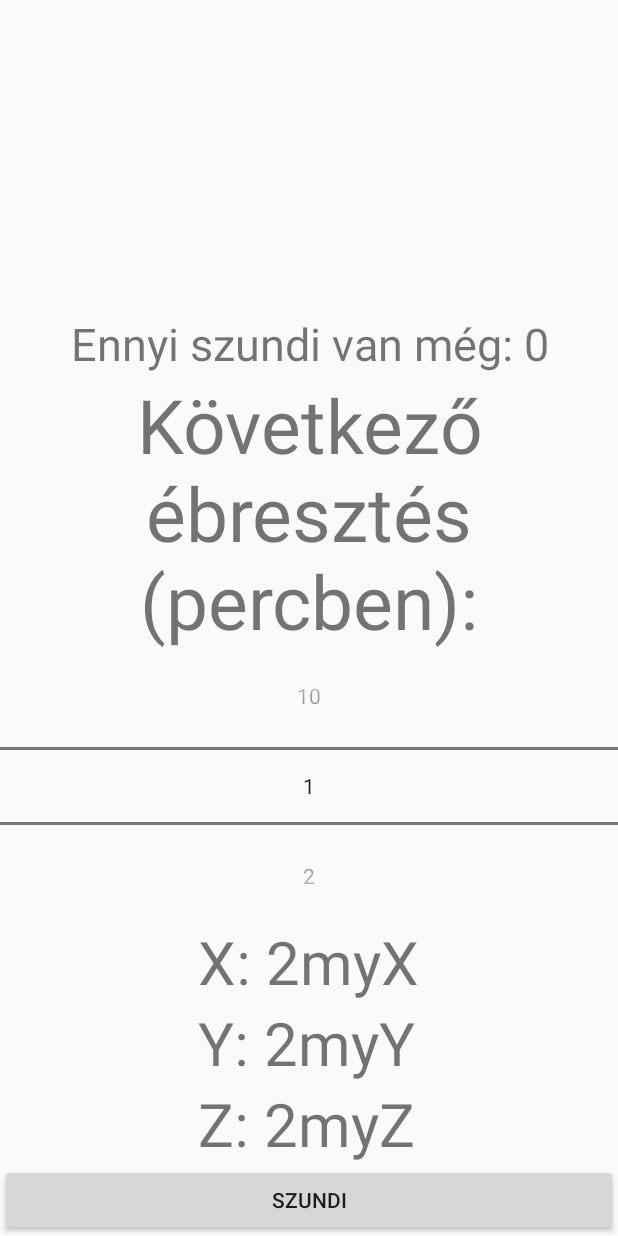
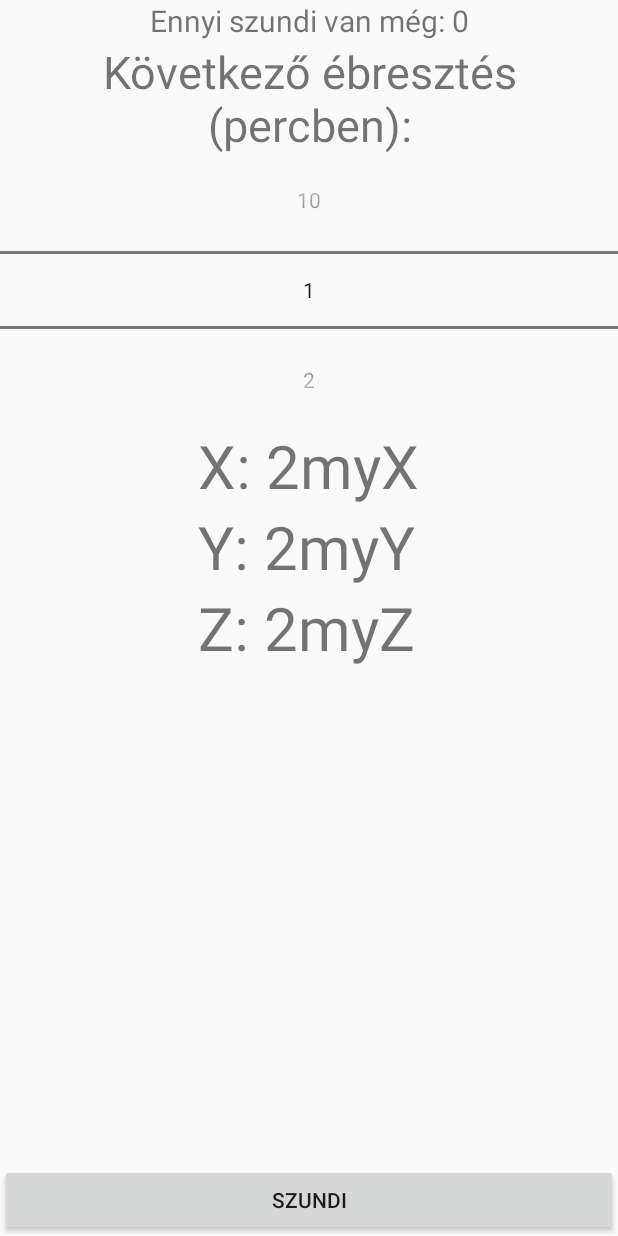
Before and after one commit to balintgondos/Gondos_Hidvegi, an Android app: the Megjelenik screen opened directly, with no data from a screen before it, on a phone screen of 412 x 824 dp. Run offline under Robolectric (Android 15) with nearby library versions, the phone set to English and light mode, and no system bars.

Commit message:
utolsó javítások

```diff
--- a/app/src/main/java/hu/uniobuda/nik/gondos_hidvegi/EbresztoBroadcast.java
+++ b/app/src/main/java/hu/uniobuda/nik/gondos_hidvegi/EbresztoBroadcast.java
@@ -16,6 +16,10 @@ public class EbresztoBroadcast extends BroadcastReceiver {
         Intent i = new Intent();
         i.setClassName("hu.uniobuda.nik.gondos_hidvegi","hu.uniobuda.nik.gondos_hidvegi.Megjelenik");
         i.setFlags(Intent.FLAG_ACTIVITY_NEW_TASK);
+        if(intent.getLongExtra("ebresztesid",0)!=0)
+        {
+            i.putExtra("id",intent.getLongExtra("ebresztesid",0));
+        }
         if(intent.getIntExtra("szundiszam",0)!=0) {
             szundi = intent.getIntExtra("szundiszam", 0);
             intent.removeExtra("szundiszam");
--- a/app/src/main/java/hu/uniobuda/nik/gondos_hidvegi/Megjelenik.java
+++ b/app/src/main/java/hu/uniobuda/nik/gondos_hidvegi/Megjelenik.java
@@ -48,6 +48,7 @@ public class Megjelenik extends Activity implements SensorEventListener {
     NumberPicker np;
     int npvalue;
     TextView szundiszam;
+    Db db;
 
 
     @Override
@@ -73,6 +74,8 @@ public class Megjelenik extends Activity implements SensorEventListener {
 
       szundiszam = (TextView) findViewById(R.id.tvSzundiSzam);
       szundiszam.setText("Ennyi szundi van még: "+ EbresztoBroadcast.szundi);
+
+      db = new Db(this);
 
       np = (NumberPicker) findViewById(R.id.numberPicker);
         np.post(new Runnable() {
@@ -219,6 +222,8 @@ public class Megjelenik extends Activity implements SensorEventListener {
             if(EbresztoBroadcast.szundi!=0) {
                 myHandler.removeCallbacks(close);
             }
+            db.updateRow(getIntent().getLongExtra("id",0),false);
+            Toast.makeText(getApplicationContext(),"Az ébresztésnek vége!",Toast.LENGTH_SHORT).show();
             mp.release();
             finish();
         }
@@ -232,6 +237,7 @@ public class Megjelenik extends Activity implements SensorEventListener {
 
     }
 
+
     public static int randInt(int min, int max) {
 
         Random rand = new Random();
--- a/app/src/main/java/hu/uniobuda/nik/gondos_hidvegi/Ujebresztes.java
+++ b/app/src/main/java/hu/uniobuda/nik/gondos_hidvegi/Ujebresztes.java
@@ -68,11 +68,11 @@ public class Ujebresztes extends Activity {
 
                 String[] nums = new String[21];
                 for(int i=0; i<nums.length; i++) {
-                    nums[i] = Integer.toString(i);
+                    nums[i] = Integer.toString(i+1);
                 }
 
                 np.setMaxValue(20);
-                np.setMinValue(0);
+                np.setMinValue(1);
                 np.setWrapSelectorWheel(true);
                 np.setDisplayedValues(nums);
                 np.setValue(1);
--- a/app/src/main/res/layout/megjelenik.xml
+++ b/app/src/main/res/layout/megjelenik.xml
@@ -1,7 +1,6 @@
 <?xml version="1.0" encoding="utf-8"?>
 <LinearLayout xmlns:android="http://schemas.android.com/apk/res/android"
     android:layout_width="match_parent" android:layout_height="match_parent"
-    android:gravity="bottom"
     android:layout_gravity="center_horizontal"
     android:orientation="vertical">
 
@@ -10,13 +9,14 @@
     <LinearLayout
         android:layout_width="match_parent"
         android:layout_height="wrap_content"
-        android:orientation="vertical">
+        android:orientation="vertical"
+        android:gravity="top">
 
         <TextView
             android:id="@+id/tvSzundiSzam"
             android:layout_width="match_parent"
             android:layout_height="wrap_content"
-            android:textSize="30dp"
+            android:textSize="20dp"
             android:text="Ennyi szundi van még: "
             android:gravity="center"/>
 
@@ -24,7 +24,7 @@
             android:layout_width="wrap_content"
             android:layout_height="wrap_content"
             android:text="Következő ébresztés (percben):"
-            android:textSize="50dp"
+            android:textSize="30dp"
             android:gravity="center"/>
 
         <NumberPicker
@@ -88,12 +88,19 @@
 
     </RelativeLayout>
 
-    <Button
+    <RelativeLayout
         android:layout_width="match_parent"
-        android:layout_height="wrap_content"
-        android:text="Szundi"
-        android:id="@+id/btn1megjelenik"
-        android:layout_gravity="bottom"  />
+        android:layout_height="wrap_content">
+
+        <Button
+            android:layout_width="match_parent"
+            android:layout_height="wrap_content"
+            android:text="Szundi"
+            android:id="@+id/btn1megjelenik"
+            android:layout_alignParentBottom="true"
+            />
+
+    </RelativeLayout>
 
 
 
```
Also changed, not shown: app/src/main/AndroidManifest.xml (+11 -3 lines), app/src/main/java/hu/uniobuda/nik/gondos_hidvegi/Db.java (+16 -3 lines), app/src/main/java/hu/uniobuda/nik/gondos_hidvegi/EbresztesAdapter.java (+11 -1 lines), app/src/main/java/hu/uniobuda/nik/gondos_hidvegi/ListaEbresztesek.java (+4 -3 lines).
